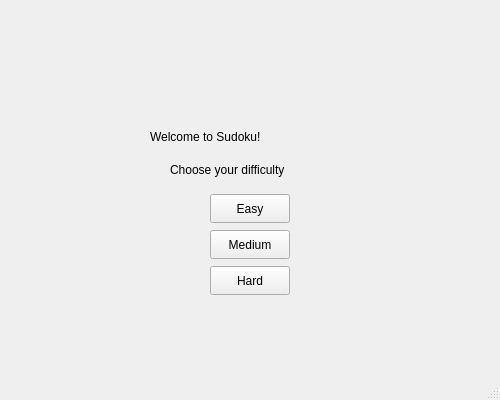
Above: mainwindow.ui from yassienE4/SudukoAPPLIED before the change. Below: the same form after it.
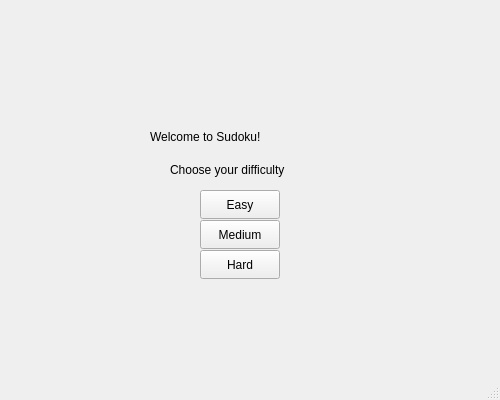
That is the form after the change.

Commit message: centered main menu buttons

```diff
--- a/mainwindow.ui
+++ b/mainwindow.ui
@@ -17,8 +17,8 @@
    <widget class="QPushButton" name="EasyButton">
     <property name="geometry">
      <rect>
-      <x>210</x>
-      <y>194</y>
+      <x>200</x>
+      <y>190</y>
       <width>80</width>
       <height>29</height>
      </rect>
@@ -30,8 +30,8 @@
    <widget class="QPushButton" name="MediumButton">
     <property name="geometry">
      <rect>
-      <x>210</x>
-      <y>230</y>
+      <x>200</x>
+      <y>220</y>
       <width>80</width>
       <height>29</height>
      </rect>
@@ -43,8 +43,8 @@
    <widget class="QPushButton" name="HardButton">
     <property name="geometry">
      <rect>
-      <x>210</x>
-      <y>266</y>
+      <x>200</x>
+      <y>250</y>
       <width>80</width>
       <height>29</height>
      </rect>
```
Left out of the diff: 2 changed lines with no effect on the pictures. The commit also changes 1 other file.
